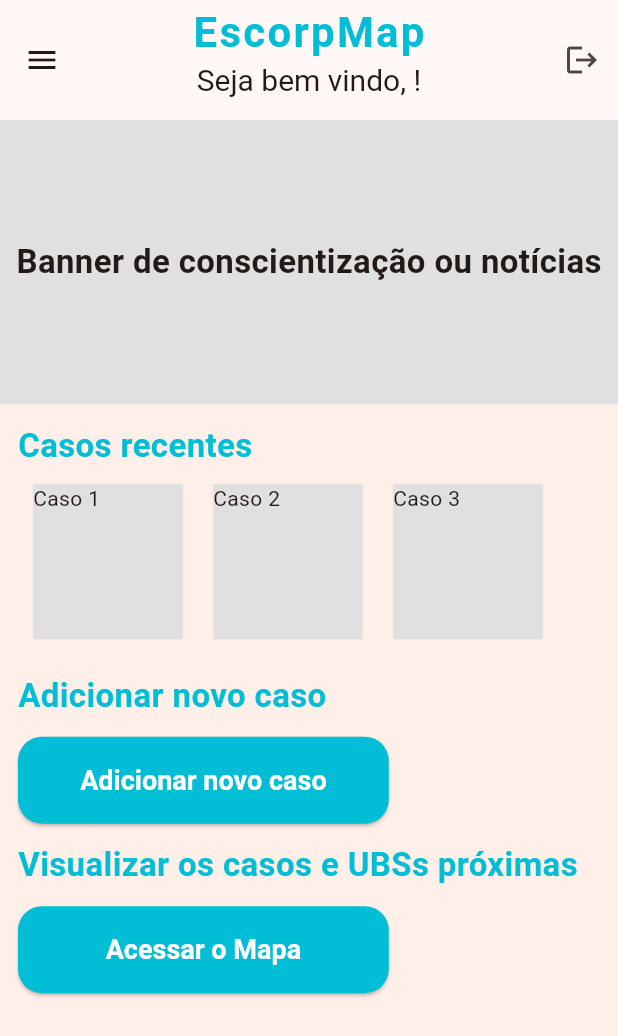
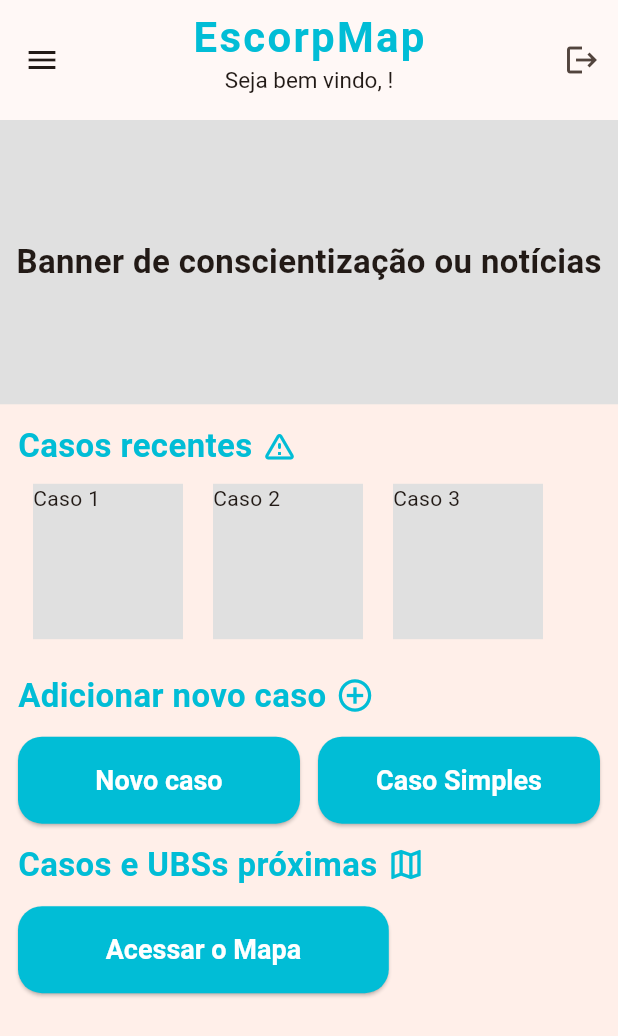
Before and after one commit to higorito/escorpiao, a Flutter app: the screen it shows once a user with an empty profile is signed in, on a phone screen of 412 x 824 dp. Shown: the top 1036 px of the screen. Run offline on Flutter 3.47's test engine with Material 3 defaults, Android fonts, the phone set to English and light mode, and no system bars; our stand-ins replace cloud_firestore, dio, firebase_auth, firebase_core, flutter_svg, google_maps_flutter and 3 more; missing offline and left inert: custom_info_window, validatorless; accounts and stored records are empty; generated files the repository leaves out were written again; network calls fail; Roboto replaces fonts that are missing (Montserrat).

```diff
--- a/lib/src/pages/home_page.dart
+++ b/lib/src/pages/home_page.dart
@@ -8,6 +8,7 @@ import 'package:escorpionico_proj/src/theme/theme.dart';
 import 'package:firebase_auth/firebase_auth.dart';
 import 'package:flutter/material.dart';
 
+import 'NovoCasoSimplificadoPage/simplificado_page.dart';
 import 'maps_page/maps_page.dart';
 
 class HomePage extends StatefulWidget {
@@ -56,7 +57,7 @@ class _HomePageState extends State<HomePage> {
         padding: EdgeInsets.zero,
         children: <Widget>[
           DrawerHeader(
-            decoration: BoxDecoration(
+            decoration: const BoxDecoration(
               color: AppTheme.blueColor,
             ),
             child: Column(
@@ -66,12 +67,12 @@ class _HomePageState extends State<HomePage> {
                   child: CircleAvatar(
                     radius: 50,
                     //imagem do usuario vindo do firebase auth
-                    backgroundImage: Image(image: (FirebaseAuth.instance.currentUser!.photoURL != null)?foto.image: AssetImage('assets/icons/avatar.png') ).image,
+                    backgroundImage: Image(image: (FirebaseAuth.instance.currentUser!.photoURL != null)?foto.image: const AssetImage('assets/icons/avatar.png') ).image,
 
                   ),
                 ),
-                Expanded(
-                    child: const Text(
+                const Expanded(
+                    child: Text(
                   'EscorpMap',
                   style: TextStyle(color: Colors.white, fontSize: 24),
                 )),
@@ -136,7 +137,7 @@ class _HomePageState extends State<HomePage> {
                   });
             },
           ),
-          SizedBox(
+          const SizedBox(
             height: 100,
           ),
           ListTile(
@@ -187,7 +188,7 @@ class _HomePageState extends State<HomePage> {
               const Text(
                 'EscorpMap',
                 style: TextStyle(
-                    fontWeight: FontWeight.bold,
+                    fontWeight: FontWeight.w700,
                     fontSize: 28,
                     color: AppTheme.blueColor,
                     letterSpacing: 1.5),
@@ -196,7 +197,7 @@ class _HomePageState extends State<HomePage> {
                 (usuario != null) ? 'Seja bem vindo, $usuario!': 'Seja bem vindo, ${FirebaseAuth.instance.currentUser!.email!.substring(0, FirebaseAuth.instance.currentUser!.email!.indexOf('@'))}! ',
 
                 style:
-                    const TextStyle(fontWeight: FontWeight.w400, fontSize: 20),
+                    const TextStyle(fontWeight: FontWeight.w400, fontSize: 15),
               ),
               const SizedBox(
                 height: 10,
@@ -225,19 +226,30 @@ class _HomePageState extends State<HomePage> {
                 ),
               ),
               Padding(
-                padding: const EdgeInsets.only(left: 12),
+                padding: const EdgeInsets.only(left: 12, right: 12),
                 child: Column(
                   crossAxisAlignment: CrossAxisAlignment.start,
                   children: [
                     const SizedBox(
                       height: 12,
                     ),
-                    const Text(
+                    const Row(
+                      children: [
+                        Text(
                           'Casos recentes',
                           style: TextStyle(
                               fontSize: 22,
                               fontWeight: FontWeight.bold,
                               color: AppTheme.blueColor),
+                        ),
+                        SizedBox(
+                          width: 6,
+                        ),
+                        Icon(
+                          Icons.warning_amber_rounded,
+                          color: AppTheme.blueColor,
+                        ),
+                      ],
                     ),
                     SizedBox(
                       height: size.height * 0.15,
@@ -258,18 +270,27 @@ class _HomePageState extends State<HomePage> {
                     const SizedBox(
                       height: 12,
                     ),
-                    const Text(
+                    const Row(
+                      children: [
+                        Text(
                           'Adicionar novo caso',
                           style: TextStyle(
                               fontSize: 22,
                               fontWeight: FontWeight.bold,
                               color: AppTheme.blueColor),
                         ),
+                        SizedBox(width: 6,),
+                        Icon( Icons.add_circle_outline, color: AppTheme.blueColor, size: 26,)
+                      ],
+                    ),
                     const SizedBox(
                       height: 12,
                     ),
-                    SizedBox(
-                      width: MediaQuery.of(context).size.width * 0.6,
+                    Row(
+                      children: [
+                        Expanded(
+
+                          child: SizedBox(
                             height: 58,
                             child: ElevatedButton(
                               onPressed: () {
@@ -280,20 +301,49 @@ class _HomePageState extends State<HomePage> {
                                             const AddNovosCasosPage()));
                               },
                               child: const Text(
-                          'Adicionar novo caso',
+                                'Novo caso',
                                 style: TextStyle(fontSize: 18),
                               ),
                             ),
                           ),
+                        ),
+                        const SizedBox(
+                          width: 12,
+                        ),
+                        Expanded(
+                          child: SizedBox(
+                            height: 58,
+                            child: ElevatedButton(
+                              onPressed: () {
+                                Navigator.push(
+                                    context,
+                                    MaterialPageRoute(
+                                        builder: (context) => NovoCasoSimplificadoPage()));
+                              },
+                              child: const Text(
+                                'Caso Simples',
+                                style: TextStyle(fontSize: 18),
+                              ),
+                            ),
+                          ),
+                        ),
+                      ],
+                    ),
                     const SizedBox(
                       height: 12,
                     ),
-                    const Text(
-                      'Visualizar os casos e UBSs próximas',
+                    const Row(
+                      children: [
+                        Text(
+                          'Casos e UBSs próximas',
                           style: TextStyle(
                               fontSize: 22,
                               fontWeight: FontWeight.bold,
                               color: AppTheme.blueColor),
+                        ),
+                        SizedBox(width: 6,),
+                        Icon( Icons.map_outlined, color: AppTheme.blueColor, size: 26,)
+                      ],
                     ),
                     const SizedBox(
                       height: 12,
--- a/lib/src/pages/read/get_casos.dart
+++ b/lib/src/pages/read/get_casos.dart
@@ -20,8 +20,8 @@ class GetCasos extends StatelessWidget {
 
             var latitude = data['latLong'].latitude;
             var longitude = data['latLong'].longitude;
-
-            // final List<LatLng> latLong = List<LatLng>.from(data['latLong'].map((e) => (e.latitude, e.longitude))).toList();
+            List<LatLng> latLngList = [LatLng(latitude, longitude)];
+            print('latLngList: $latLngList');
           return Text('Latitude: $latitude, Longitude: $longitude');
         }
 
--- a/lib/src/pages/register_page/agente_saude_register_page.dart
+++ b/lib/src/pages/register_page/agente_saude_register_page.dart
@@ -3,6 +3,8 @@ import 'package:escorpionico_proj/src/theme/theme.dart';
 import 'package:firebase_auth/firebase_auth.dart';
 import 'package:flutter/material.dart';
 import 'package:validatorless/validatorless.dart';
+
+import '../home_page.dart';
 
 class AgenteSaudeRegisterPage extends StatefulWidget {
   const AgenteSaudeRegisterPage({super.key});
@@ -43,7 +45,7 @@ class _AgenteSaudeRegisterPageState extends State<AgenteSaudeRegisterPage> {
 
           showSnackbarMessage(context, 'Usuário criado com sucesso');
           Navigator.of(context).pop();
-          await Navigator.of(context).pushReplacementNamed('/2-register');
+          await Navigator.push(context,  MaterialPageRoute(builder: (context) => HomePage()));
         } else {
           showSnackbarMessage(context, 'As senhas não coincidem');
         }
```
Also changed, not shown: lib/src/pages/NovoCasoSimplificadoPage/simplificado_page.dart (added, +68 -0 lines), lib/src/pages/login_page/login_page.dart (+6 -3 lines), lib/src/pages/maps_place/maps_place.dart (+30 -22 lines), lib/src/pages/register_page/register_page.dart (+5 -2 lines), lib/src/pages/testepage/teste_page.dart (+20 -17 lines), lib/src/services/get_casos_service.dart (added, +33 -0 lines). Lines whose indentation alone changed are shown as unchanged.
